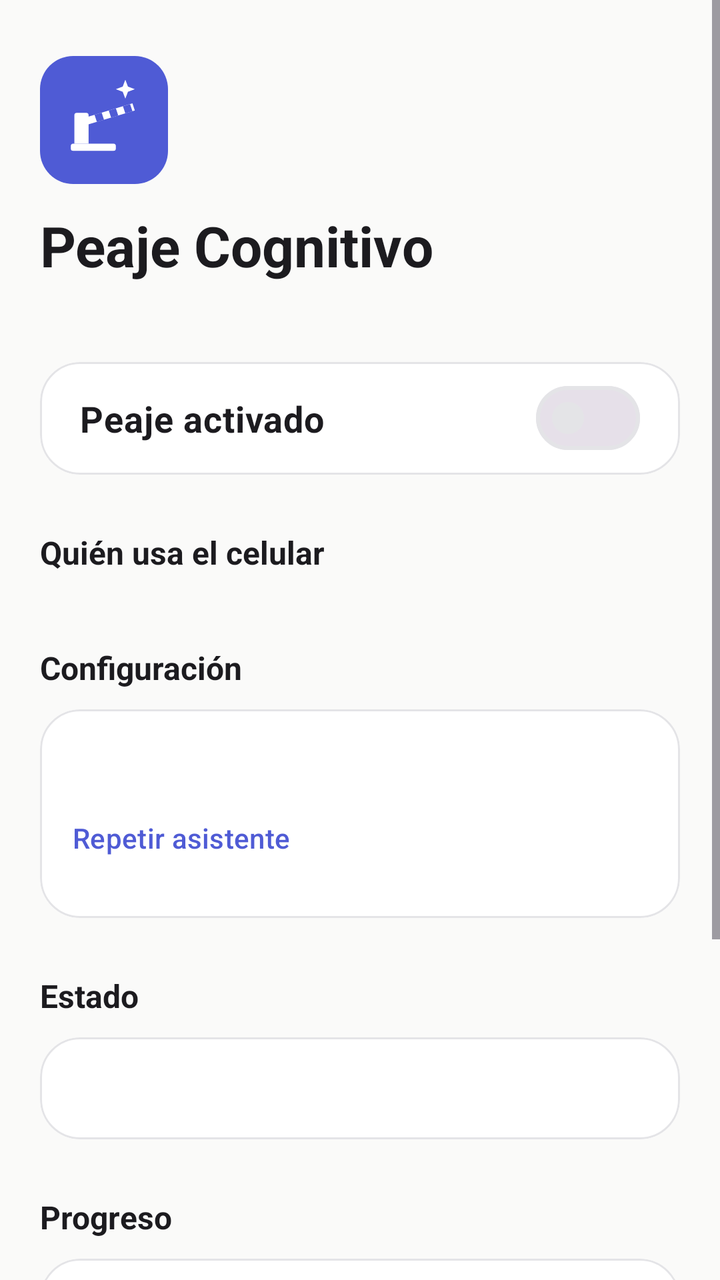
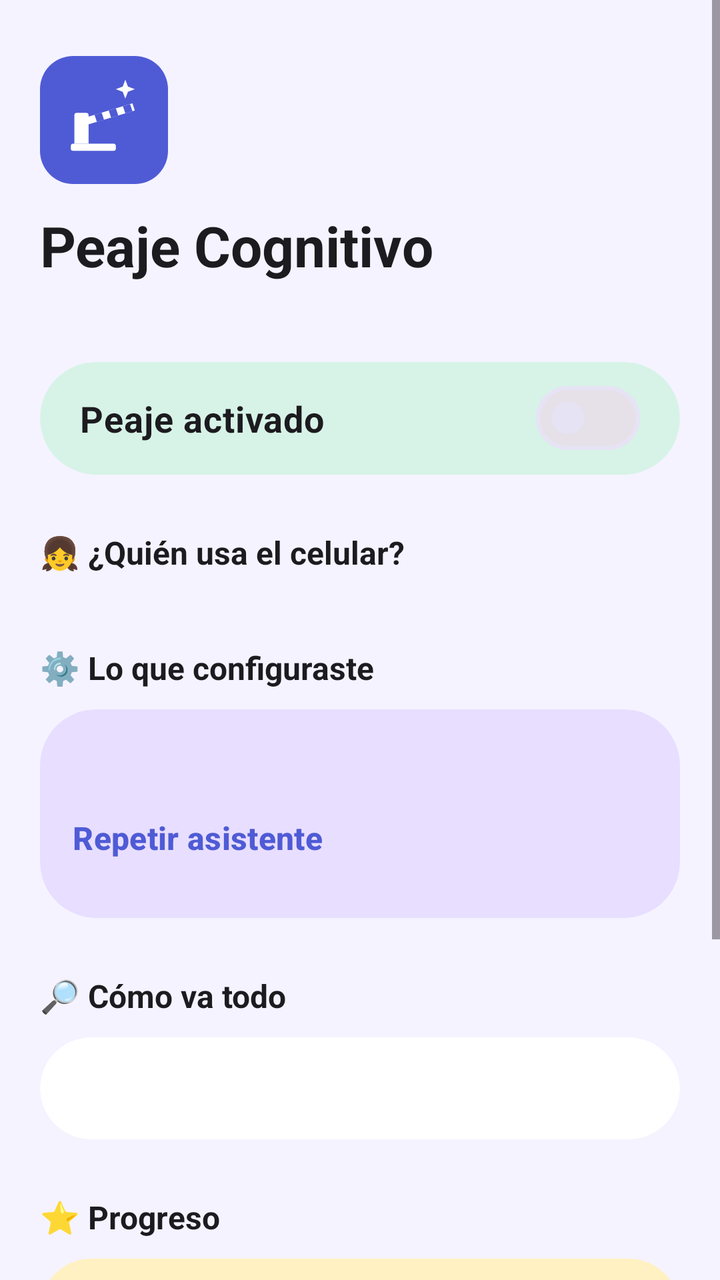

Screens rendered from an Android XML layout before and after an edit, with the pre-edit source and the edit as a unified diff.
<!-- AndroidManifest.xml: application theme Theme.PeajeCognitivo -->
<!-- res/layout/activity_main.xml -->
<?xml version="1.0" encoding="utf-8"?>
<ScrollView xmlns:android="http://schemas.android.com/apk/res/android"
    xmlns:app="http://schemas.android.com/apk/res-auto"
    android:layout_width="match_parent"
    android:layout_height="match_parent"
    android:background="@color/background"
    android:fillViewport="true">

    <LinearLayout
        android:layout_width="match_parent"
        android:layout_height="wrap_content"
        android:orientation="vertical"
        android:padding="20dp">

        
        <ImageView
            android:layout_width="64dp"
            android:layout_height="64dp"
            android:layout_marginTop="8dp"
            android:contentDescription="Logo de Peaje Cognitivo"
            android:src="@drawable/ic_logo" />

        <TextView
            android:layout_width="wrap_content"
            android:layout_height="wrap_content"
            android:layout_marginTop="12dp"
            android:text="Peaje Cognitivo"
            android:textColor="@color/text_primary"
            android:textSize="28sp"
            android:textStyle="bold" />

        <TextView
            android:id="@+id/tvVersion"
            android:layout_width="wrap_content"
            android:layout_height="wrap_content"
            android:layout_marginTop="2dp"
            android:layout_marginBottom="20dp"
            android:textColor="@color/text_hint"
            android:textSize="13sp" />

        
        <com.google.android.material.card.MaterialCardView
            style="?attr/materialCardViewOutlinedStyle"
            android:layout_width="match_parent"
            android:layout_height="wrap_content"
            app:cardBackgroundColor="@color/surface"
            app:cardCornerRadius="20dp"
            app:cardElevation="0dp"
            app:strokeColor="@color/outline"
            app:strokeWidth="1dp">

            <com.google.android.material.materialswitch.MaterialSwitch
                android:id="@+id/swActivo"
                android:layout_width="match_parent"
                android:layout_height="wrap_content"
                android:paddingHorizontal="20dp"
                android:paddingVertical="16dp"
                android:text="Peaje activado"
                android:textColor="@color/text_primary"
                android:textSize="18sp"
                android:textStyle="bold" />
        </com.google.android.material.card.MaterialCardView>

        
        <TextView
            style="@style/Text.Section"
            android:layout_width="wrap_content"
            android:layout_height="wrap_content"
            android:layout_marginTop="28dp"
            android:text="Quién usa el celular" />

        <com.google.android.material.chip.ChipGroup
            android:id="@+id/cgNinos"
            android:layout_width="match_parent"
            android:layout_height="wrap_content"
            android:layout_marginTop="8dp"
            app:selectionRequired="true"
            app:singleSelection="true" />

        
        <TextView
            style="@style/Text.Section"
            android:layout_width="wrap_content"
            android:layout_height="wrap_content"
            android:layout_marginTop="28dp"
            android:text="Configuración" />

        <com.google.android.material.card.MaterialCardView
            style="?attr/materialCardViewOutlinedStyle"
            android:layout_width="match_parent"
            android:layout_height="wrap_content"
            android:layout_marginTop="10dp"
            app:cardBackgroundColor="@color/surface"
            app:cardCornerRadius="20dp"
            app:cardElevation="0dp"
            app:strokeColor="@color/outline"
            app:strokeWidth="1dp">

            <LinearLayout
                android:layout_width="match_parent"
                android:layout_height="wrap_content"
                android:orientation="vertical"
                android:padding="16dp">

                <TextView
                    android:id="@+id/tvResumen"
                    android:layout_width="match_parent"
                    android:layout_height="wrap_content"
                    android:lineSpacingMultiplier="1.3"
                    android:textColor="@color/text_primary"
                    android:textSize="15sp" />

                <com.google.android.material.button.MaterialButton
                    android:id="@+id/btnAsistente"
                    style="@style/Widget.Material3.Button.TextButton"
                    android:layout_width="wrap_content"
                    android:layout_height="wrap_content"
                    android:layout_marginStart="-12dp"
                    android:layout_marginTop="4dp"
                    android:text="Repetir asistente" />
            </LinearLayout>
        </com.google.android.material.card.MaterialCardView>

        
        <TextView
            style="@style/Text.Section"
            android:layout_width="wrap_content"
            android:layout_height="wrap_content"
            android:layout_marginTop="28dp"
            android:text="Estado" />

        <com.google.android.material.card.MaterialCardView
            style="?attr/materialCardViewOutlinedStyle"
            android:layout_width="match_parent"
            android:layout_height="wrap_content"
            android:layout_marginTop="10dp"
            app:cardBackgroundColor="@color/surface"
            app:cardCornerRadius="20dp"
            app:cardElevation="0dp"
            app:strokeColor="@color/outline"
            app:strokeWidth="1dp">

            <TextView
                android:id="@+id/tvEstado"
                android:layout_width="match_parent"
                android:layout_height="wrap_content"
                android:lineSpacingMultiplier="1.25"
                android:padding="16dp"
                android:textColor="@color/text_secondary"
                android:textSize="14sp" />
        </com.google.android.material.card.MaterialCardView>

        
        <TextView
            style="@style/Text.Section"
            android:layout_width="wrap_content"
            android:layout_height="wrap_content"
            android:layout_marginTop="28dp"
            android:text="Progreso" />

        <com.google.android.material.card.MaterialCardView
            style="?attr/materialCardViewOutlinedStyle"
            android:layout_width="match_parent"
            android:layout_height="wrap_content"
            android:layout_marginTop="10dp"
            app:cardBackgroundColor="@color/surface"
            app:cardCornerRadius="20dp"
            app:cardElevation="0dp"
            app:strokeColor="@color/outline"
            app:strokeWidth="1dp">

            <TextView
                android:id="@+id/tvHistorial"
                android:layout_width="match_parent"
                android:layout_height="wrap_content"
                android:lineSpacingMultiplier="1.25"
                android:padding="16dp"
                android:textColor="@color/text_secondary"
                android:textSize="14sp" />
        </com.google.android.material.card.MaterialCardView>

        <com.google.android.material.button.MaterialButton
            android:id="@+id/btnBorrarHistorial"
            style="@style/Widget.Material3.Button.TextButton"
            android:layout_width="wrap_content"
            android:layout_height="wrap_content"
            android:text="Borrar progreso" />

        <com.google.android.material.button.MaterialButton
            android:id="@+id/btnTestOverlay"
            style="@style/Widget.Material3.Button.TonalButton"
            android:layout_width="match_parent"
            android:layout_height="wrap_content"
            android:layout_marginTop="16dp"
            android:minHeight="52dp"
            android:text="Probar ahora" />

        <com.google.android.material.button.MaterialButton
            android:id="@+id/btnMasAjustes"
            style="@style/Widget.Material3.Button.TextButton"
            android:layout_width="match_parent"
            android:layout_height="wrap_content"
            android:layout_marginTop="8dp"
            android:text="Más ajustes" />

        <LinearLayout
            android:id="@+id/llAvanzado"
            android:layout_width="match_parent"
            android:layout_height="wrap_content"
            android:orientation="vertical"
            android:visibility="gone">

        
        <TextView
            style="@style/Text.Section"
            android:layout_width="wrap_content"
            android:layout_height="wrap_content"
            android:layout_marginTop="28dp"
            android:text="Permisos" />

        <com.google.android.material.button.MaterialButton
            android:id="@+id/btnEnableOverlay"
            style="@style/Widget.Material3.Button.OutlinedButton"
            android:layout_width="match_parent"
            android:layout_height="wrap_content"
            android:layout_marginTop="10dp"
            android:minHeight="52dp"
            android:text="Dibujar sobre otras apps" />

        <TextView
            style="@style/Text.Caption"
            android:layout_width="match_parent"
            android:layout_height="wrap_content"
            android:layout_marginTop="8dp"
            android:lineSpacingMultiplier="1.25"
            android:text="Si Android dice &quot;A la app se le negó el acceso&quot;: como se instaló desde un archivo, el permiso se habilita en otro lado. Ajustes → Aplicaciones → Peaje Cognitivo → ⋮ (arriba a la derecha) → Permitir configuración restringida. Después volvé a tocar el permiso." />

        <com.google.android.material.button.MaterialButton
            android:id="@+id/btnUsoPermiso"
            style="@style/Widget.Material3.Button.OutlinedButton"
            android:layout_width="match_parent"
            android:layout_height="wrap_content"
            android:layout_marginTop="8dp"
            android:minHeight="52dp"
            android:text="Acceso a datos de uso" />

        
        <TextView
            style="@style/Text.Section"
            android:layout_width="wrap_content"
            android:layout_height="wrap_content"
            android:layout_marginTop="28dp"
            android:text="Apps vigiladas" />

        <com.google.android.material.chip.ChipGroup
            android:layout_width="match_parent"
            android:layout_height="wrap_content"
            android:layout_marginTop="8dp">

            <com.google.android.material.chip.Chip
                android:id="@+id/chAppYoutube"
                android:layout_width="wrap_content"
                android:layout_height="wrap_content"
                android:checkable="true"
                android:text="YouTube" />

            <com.google.android.material.chip.Chip
                android:id="@+id/chAppYoutubeKids"
                android:layout_width="wrap_content"
                android:layout_height="wrap_content"
                android:checkable="true"
                android:text="YouTube Kids" />

            <com.google.android.material.chip.Chip
                android:id="@+id/chAppTiktok"
                android:layout_width="wrap_content"
                android:layout_height="wrap_content"
                android:checkable="true"
                android:text="TikTok" />

            <com.google.android.material.chip.Chip
                android:id="@+id/chAppInstagram"
                android:layout_width="wrap_content"
                android:layout_height="wrap_content"
                android:checkable="true"
                android:text="Instagram" />
        </com.google.android.material.chip.ChipGroup>

        <TextView
            style="@style/Text.Caption"
            android:layout_width="wrap_content"
            android:layout_height="wrap_content"
            android:layout_marginTop="2dp"
            android:text="El ejercicio aparece sobre las apps marcadas." />

        
        <TextView
            style="@style/Text.Section"
            android:layout_width="wrap_content"
            android:layout_height="wrap_content"
            android:layout_marginTop="28dp"
            android:text="Tiempo entre ejercicios" />

        <LinearLayout
            android:layout_width="match_parent"
            android:layout_height="wrap_content"
            android:layout_marginTop="10dp"
            android:orientation="horizontal">

            <com.google.android.material.textfield.TextInputLayout
                style="?attr/textInputOutlinedStyle"
                android:layout_width="0dp"
                android:layout_height="wrap_content"
                android:layout_weight="1"
                android:hint="Min"
                app:boxCornerRadiusBottomEnd="16dp"
                app:boxCornerRadiusBottomStart="16dp"
                app:boxCornerRadiusTopEnd="16dp"
                app:boxCornerRadiusTopStart="16dp">

                <com.google.android.material.textfield.TextInputEditText
                    android:id="@+id/etMinutes"
                    android:layout_width="match_parent"
                    android:layout_height="wrap_content"
                    android:importantForAutofill="no"
                    android:inputType="number"
                    android:maxLength="3" />
            </com.google.android.material.textfield.TextInputLayout>

            <com.google.android.material.textfield.TextInputLayout
                style="?attr/textInputOutlinedStyle"
                android:layout_width="0dp"
                android:layout_height="wrap_content"
                android:layout_marginStart="8dp"
                android:layout_weight="1"
                android:hint="Seg"
                app:boxCornerRadiusBottomEnd="16dp"
                app:boxCornerRadiusBottomStart="16dp"
                app:boxCornerRadiusTopEnd="16dp"
                app:boxCornerRadiusTopStart="16dp">

                <com.google.android.material.textfield.TextInputEditText
                    android:id="@+id/etSeconds"
                    android:layout_width="match_parent"
                    android:layout_height="wrap_content"
                    android:importantForAutofill="no"
                    android:inputType="number"
                    android:maxLength="2" />
            </com.google.android.material.textfield.TextInputLayout>

            <com.google.android.material.textfield.TextInputLayout
                style="?attr/textInputOutlinedStyle"
                android:layout_width="0dp"
                android:layout_height="wrap_content"
                android:layout_marginStart="8dp"
                android:layout_weight="1.4"
                android:hint="Seguidos"
                app:boxCornerRadiusBottomEnd="16dp"
                app:boxCornerRadiusBottomStart="16dp"
                app:boxCornerRadiusTopEnd="16dp"
                app:boxCornerRadiusTopStart="16dp">

                <com.google.android.material.textfield.TextInputEditText
                    android:id="@+id/etSerie"
                    android:layout_width="match_parent"
                    android:layout_height="wrap_content"
                    android:importantForAutofill="no"
                    android:inputType="number"
                    android:maxLength="2" />
            </com.google.android.material.textfield.TextInputLayout>
        </LinearLayout>

        <com.google.android.material.button.MaterialButton
            android:id="@+id/btnSaveInterval"
            android:layout_width="match_parent"
            android:layout_height="wrap_content"
            android:layout_marginTop="4dp"
            android:minHeight="52dp"
            android:text="Guardar" />

        <TextView
            android:id="@+id/tvIntervalCurrent"
            style="@style/Text.Caption"
            android:layout_width="wrap_content"
            android:layout_height="wrap_content"
            android:layout_marginTop="8dp" />

        <com.google.android.material.materialswitch.MaterialSwitch
            android:id="@+id/swSoloReproduciendo"
            android:layout_width="match_parent"
            android:layout_height="wrap_content"
            android:layout_marginTop="8dp"
            android:text="Contar solo mientras suena audio"
            android:textColor="@color/text_primary"
            android:textSize="15sp" />

        
        <TextView
            style="@style/Text.Section"
            android:layout_width="wrap_content"
            android:layout_height="wrap_content"
            android:layout_marginTop="28dp"
            android:text="Tipos de ejercicio" />

        <com.google.android.material.chip.ChipGroup
            android:layout_width="match_parent"
            android:layout_height="wrap_content"
            android:layout_marginTop="8dp">

            <com.google.android.material.chip.Chip
                android:id="@+id/cbSuma"
                android:layout_width="wrap_content"
                android:layout_height="wrap_content"
                android:checkable="true"
                android:text="Sumas" />

            <com.google.android.material.chip.Chip
                android:id="@+id/cbResta"
                android:layout_width="wrap_content"
                android:layout_height="wrap_content"
                android:checkable="true"
                android:text="Restas" />

            <com.google.android.material.chip.Chip
                android:id="@+id/cbContar"
                android:layout_width="wrap_content"
                android:layout_height="wrap_content"
                android:checkable="true"
                android:text="Contar" />
        </com.google.android.material.chip.ChipGroup>

        
        <com.google.android.material.chip.ChipGroup
            android:id="@+id/cgModulos"
            android:layout_width="match_parent"
            android:layout_height="wrap_content" />

        <TextView
            style="@style/Text.Caption"
            android:layout_width="wrap_content"
            android:layout_height="wrap_content"
            android:layout_marginTop="4dp"
            android:text="Si elegís varios, salen mezclados." />

        
        <TextView
            style="@style/Text.Section"
            android:layout_width="wrap_content"
            android:layout_height="wrap_content"
            android:layout_marginTop="28dp"
            android:text="Dificultad" />

        <com.google.android.material.chip.ChipGroup
            android:id="@+id/cgNivel"
            android:layout_width="match_parent"
            android:layout_height="wrap_content"
            android:layout_marginTop="8dp"
            app:selectionRequired="true"
            app:singleSelection="true">

            <com.google.android.material.chip.Chip
                android:id="@+id/chNivel1"
                android:layout_width="wrap_content"
                android:layout_height="wrap_content"
                android:checkable="true"
                android:text="Fácil" />

            <com.google.android.material.chip.Chip
                android:id="@+id/chNivel2"
                android:layout_width="wrap_content"
                android:layout_height="wrap_content"
                android:checkable="true"
                android:text="Medio" />

            <com.google.android.material.chip.Chip
                android:id="@+id/chNivel3"
                android:layout_width="wrap_content"
                android:layout_height="wrap_content"
                android:checkable="true"
                android:text="Difícil" />
        </com.google.android.material.chip.ChipGroup>

        
        <com.google.android.material.chip.Chip
            android:id="@+id/cbVoz"
            android:layout_width="wrap_content"
            android:layout_height="wrap_content"
            android:layout_marginTop="12dp"
            android:checkable="true"
            android:text="Leer en voz alta" />

        <com.google.android.material.button.MaterialButton
            android:id="@+id/btnQuitarNino"
            style="@style/Widget.Material3.Button.TextButton"
            android:layout_width="wrap_content"
            android:layout_height="wrap_content"
            android:layout_marginTop="16dp"
            android:text="Quitar este niño" />

        
        <com.google.android.material.button.MaterialButton
            android:id="@+id/btnPin"
            style="@style/Widget.Material3.Button.OutlinedButton"
            android:layout_width="match_parent"
            android:layout_height="wrap_content"
            android:layout_marginTop="24dp"
            android:minHeight="52dp"
            android:text="Cambiar PIN de padres" />

        <com.google.android.material.button.MaterialButton
            android:id="@+id/btnModulos"
            style="@style/Widget.Material3.Button.OutlinedButton"
            android:layout_width="match_parent"
            android:layout_height="wrap_content"
            android:layout_marginTop="8dp"
            android:minHeight="52dp"
            android:text="Importar módulos" />

        <com.google.android.material.button.MaterialButton
            android:id="@+id/btnVerRegistro"
            style="@style/Widget.Material3.Button.TextButton"
            android:layout_width="wrap_content"
            android:layout_height="wrap_content"
            android:text="Ver registro (diagnóstico)" />

        <TextView
            style="@style/Text.Caption"
            android:layout_width="match_parent"
            android:layout_height="wrap_content"
            android:layout_marginTop="20dp"
            android:layout_marginBottom="16dp"
            android:lineSpacingMultiplier="1.3"
            android:text="1. Dar los dos permisos\n2. Elegir tiempo y tipos de ejercicio\n3. Abrir YouTube: el ejercicio aparece pasado el tiempo elegido" />

        </LinearLayout>

    </LinearLayout>
</ScrollView>
<!-- resources referenced by this layout -->
<resources>
  <color name="background">#FFFAFAF9</color>
  <color name="outline">#FFE4E4E7</color>
  <color name="surface">#FFFFFFFF</color>
  <color name="text_hint">#FF9A9AA5</color>
  <color name="text_primary">#FF1C1B1F</color>
  <color name="text_secondary">#FF6B6B76</color>
  <style name="Text.Caption" parent="">
          <item name="android:textColor">@color/text_secondary</item>
          <item name="android:textSize">13sp</item>
      </style>
  <style name="Text.Section" parent="">
          <item name="android:textColor">@color/text_primary</item>
          <item name="android:textSize">16sp</item>
          <item name="android:textStyle">bold</item>
      </style>
  <style name="Theme.PeajeCognitivo" parent="Theme.Material3.Light.NoActionBar">
          <item name="colorPrimary">@color/accent</item>
          <item name="colorOnPrimary">@color/white</item>
          <item name="colorPrimaryContainer">@color/accent_container</item>
          <item name="colorOnPrimaryContainer">@color/accent_on_container</item>
          <item name="colorSecondaryContainer">@color/accent_container</item>
          <item name="colorOnSecondaryContainer">@color/accent_on_container</item>
          <item name="colorSurface">@color/surface</item>
          <item name="colorOutline">@color/outline</item>
          <item name="android:colorBackground">@color/background</item>
          <item name="android:statusBarColor">@color/background</item>
          <item name="android:navigationBarColor">@color/background</item>
          <item name="android:windowLightStatusBar">true</item>
          <item name="chipStyle">@style/Widget.Peaje.Chip</item>
      </style>
  <color name="accent">#FF4F5BD5</color>
  <color name="white">#FFFFFFFF</color>
  <color name="accent_container">#FFE6E8FA</color>
  <color name="accent_on_container">#FF2A2F73</color>
  <style name="Widget.Peaje.Chip" parent="Widget.Material3.Chip.Filter">
          <item name="shapeAppearanceOverlay">@style/ShapeAppearance.Peaje.Pill</item>
          <item name="chipMinHeight">40dp</item>
          <item name="chipStrokeColor">@color/outline</item>
          <item name="closeIcon">@drawable/ic_close</item>
      </style>
  <style name="ShapeAppearance.Peaje.Pill" parent="">
          <item name="cornerFamily">rounded</item>
          <item name="cornerSize">50%</item>
      </style>
  <!-- unchanged entries left out for length: 3 -->
</resources>

<!-- the commit's change to res/layout/activity_main.xml (unified diff, before → after) -->
@@ -40,14 +40,14 @@
 
         
         <com.google.android.material.card.MaterialCardView
-            style="?attr/materialCardViewOutlinedStyle"
-            android:layout_width="match_parent"
-            android:layout_height="wrap_content"
-            app:cardBackgroundColor="@color/surface"
-            app:cardCornerRadius="20dp"
+            style="@style/Widget.Peaje.Card"
+            android:layout_width="match_parent"
+            android:layout_height="wrap_content"
+            app:cardBackgroundColor="@color/pastel_mint"
+            app:cardCornerRadius="28dp"
             app:cardElevation="0dp"
             app:strokeColor="@color/outline"
-            app:strokeWidth="1dp">
+            app:strokeWidth="0dp">
 
             <com.google.android.material.materialswitch.MaterialSwitch
                 android:id="@+id/swActivo"
@@ -67,7 +67,7 @@
             android:layout_width="wrap_content"
             android:layout_height="wrap_content"
             android:layout_marginTop="28dp"
-            android:text="Quién usa el celular" />
+            android:text="👧 ¿Quién usa el celular?" />
 
         <com.google.android.material.chip.ChipGroup
             android:id="@+id/cgNinos"
@@ -83,18 +83,18 @@
             android:layout_width="wrap_content"
             android:layout_height="wrap_content"
             android:layout_marginTop="28dp"
-            android:text="Configuración" />
+            android:text="⚙️ Lo que configuraste" />
 
         <com.google.android.material.card.MaterialCardView
-            style="?attr/materialCardViewOutlinedStyle"
+            style="@style/Widget.Peaje.Card"
             android:layout_width="match_parent"
             android:layout_height="wrap_content"
             android:layout_marginTop="10dp"
-            app:cardBackgroundColor="@color/surface"
-            app:cardCornerRadius="20dp"
+            app:cardBackgroundColor="@color/pastel_lilac"
+            app:cardCornerRadius="28dp"
             app:cardElevation="0dp"
             app:strokeColor="@color/outline"
-            app:strokeWidth="1dp">
+            app:strokeWidth="0dp">
 
             <LinearLayout
                 android:layout_width="match_parent"
@@ -127,18 +127,18 @@
             android:layout_width="wrap_content"
             android:layout_height="wrap_content"
             android:layout_marginTop="28dp"
-            android:text="Estado" />
+            android:text="🔎 Cómo va todo" />
 
         <com.google.android.material.card.MaterialCardView
-            style="?attr/materialCardViewOutlinedStyle"
+            style="@style/Widget.Peaje.Card"
             android:layout_width="match_parent"
             android:layout_height="wrap_content"
             android:layout_marginTop="10dp"
             app:cardBackgroundColor="@color/surface"
-            app:cardCornerRadius="20dp"
+            app:cardCornerRadius="28dp"
             app:cardElevation="0dp"
             app:strokeColor="@color/outline"
-            app:strokeWidth="1dp">
+            app:strokeWidth="0dp">
 
             <TextView
                 android:id="@+id/tvEstado"
@@ -156,18 +156,18 @@
             android:layout_width="wrap_content"
             android:layout_height="wrap_content"
             android:layout_marginTop="28dp"
-            android:text="Progreso" />
+            android:text="⭐ Progreso" />
 
         <com.google.android.material.card.MaterialCardView
-            style="?attr/materialCardViewOutlinedStyle"
+            style="@style/Widget.Peaje.Card"
             android:layout_width="match_parent"
             android:layout_height="wrap_content"
             android:layout_marginTop="10dp"
-            app:cardBackgroundColor="@color/surface"
-            app:cardCornerRadius="20dp"
+            app:cardBackgroundColor="@color/pastel_butter"
+            app:cardCornerRadius="28dp"
             app:cardElevation="0dp"
             app:strokeColor="@color/outline"
-            app:strokeWidth="1dp">
+            app:strokeWidth="0dp">
 
             <TextView
                 android:id="@+id/tvHistorial"
@@ -188,12 +188,12 @@
 
         <com.google.android.material.button.MaterialButton
             android:id="@+id/btnTestOverlay"
-            style="@style/Widget.Material3.Button.TonalButton"
+            style="@style/Widget.Peaje.Button"
             android:layout_width="match_parent"
             android:layout_height="wrap_content"
             android:layout_marginTop="16dp"
             android:minHeight="52dp"
-            android:text="Probar ahora" />
+            android:text="Probar ahora 🚀" />
 
         <com.google.android.material.button.MaterialButton
             android:id="@+id/btnMasAjustes"
@@ -220,7 +220,7 @@
 
         <com.google.android.material.button.MaterialButton
             android:id="@+id/btnEnableOverlay"
-            style="@style/Widget.Material3.Button.OutlinedButton"
+            style="@style/Widget.Peaje.Button.Soft"
             android:layout_width="match_parent"
             android:layout_height="wrap_content"
             android:layout_marginTop="10dp"
@@ -237,7 +237,7 @@
 
         <com.google.android.material.button.MaterialButton
             android:id="@+id/btnUsoPermiso"
-            style="@style/Widget.Material3.Button.OutlinedButton"
+            style="@style/Widget.Peaje.Button.Soft"
             android:layout_width="match_parent"
             android:layout_height="wrap_content"
             android:layout_marginTop="8dp"
@@ -500,7 +500,7 @@
         
         <com.google.android.material.button.MaterialButton
             android:id="@+id/btnPin"
-            style="@style/Widget.Material3.Button.OutlinedButton"
+            style="@style/Widget.Peaje.Button.Soft"
             android:layout_width="match_parent"
             android:layout_height="wrap_content"
             android:layout_marginTop="24dp"
@@ -509,7 +509,7 @@
 
         <com.google.android.material.button.MaterialButton
             android:id="@+id/btnModulos"
-            style="@style/Widget.Material3.Button.OutlinedButton"
+            style="@style/Widget.Peaje.Button.Soft"
             android:layout_width="match_parent"
             android:layout_height="wrap_content"
             android:layout_marginTop="8dp"
<!-- resource entries referenced after the edit -->
@@ -1,7 +1,10 @@
 <!-- resources referenced by this layout -->
 <resources>
-  <color name="background">#FFFAFAF9</color>
-  <color name="outline">#FFE4E4E7</color>
+  <color name="background">#FFF5F3FF</color>
+  <color name="outline">#FFE6E3F5</color>
+  <color name="pastel_butter">#FFFFF1C2</color>
+  <color name="pastel_lilac">#FFE8DEFF</color>
+  <color name="pastel_mint">#FFD7F3E7</color>
   <color name="surface">#FFFFFFFF</color>
   <color name="text_hint">#FF9A9AA5</color>
   <color name="text_primary">#FF1C1B1F</color>
@@ -14,6 +17,28 @@
           <item name="android:textColor">@color/text_primary</item>
           <item name="android:textSize">16sp</item>
           <item name="android:textStyle">bold</item>
+      </style>
+  <style name="Widget.Peaje.Button" parent="Widget.Material3.Button">
+          <item name="shapeAppearanceOverlay">@style/ShapeAppearance.Peaje.Pill</item>
+          <item name="android:minHeight">56dp</item>
+          <item name="android:textSize">16sp</item>
+          <item name="android:textStyle">bold</item>
+          <item name="android:textAllCaps">false</item>
+      </style>
+  <style name="Widget.Peaje.Button.Soft" parent="Widget.Material3.Button.TonalButton">
+          <item name="shapeAppearanceOverlay">@style/ShapeAppearance.Peaje.Pill</item>
+          <item name="android:minHeight">52dp</item>
+          <item name="android:textSize">15sp</item>
+          <item name="android:textStyle">bold</item>
+          <item name="android:textAllCaps">false</item>
+          <item name="backgroundTint">@color/accent_container</item>
+          <item name="android:textColor">@color/accent_on_container</item>
+      </style>
+  <style name="Widget.Peaje.Card" parent="Widget.Material3.CardView.Filled">
+          <item name="cardBackgroundColor">@color/surface</item>
+          <item name="cardCornerRadius">28dp</item>
+          <item name="cardElevation">0dp</item>
+          <item name="strokeWidth">0dp</item>
       </style>
   <style name="Theme.PeajeCognitivo" parent="Theme.Material3.Light.NoActionBar">
           <item name="colorPrimary">@color/accent</item>
@@ -29,15 +54,20 @@
           <item name="android:navigationBarColor">@color/background</item>
           <item name="android:windowLightStatusBar">true</item>
           <item name="chipStyle">@style/Widget.Peaje.Chip</item>
+          <item name="materialButtonStyle">@style/Widget.Peaje.Button</item>
       </style>
   <color name="accent">#FF4F5BD5</color>
   <color name="white">#FFFFFFFF</color>
-  <color name="accent_container">#FFE6E8FA</color>
+  <color name="accent_container">#FFE3E5FB</color>
   <color name="accent_on_container">#FF2A2F73</color>
   <style name="Widget.Peaje.Chip" parent="Widget.Material3.Chip.Filter">
           <item name="shapeAppearanceOverlay">@style/ShapeAppearance.Peaje.Pill</item>
-          <item name="chipMinHeight">40dp</item>
-          <item name="chipStrokeColor">@color/outline</item>
+          <item name="chipMinHeight">46dp</item>
+          <item name="chipStrokeWidth">0dp</item>
+          <item name="chipBackgroundColor">@color/chip_bg</item>
+          <item name="android:textColor">@color/chip_text</item>
+          <item name="android:textSize">15sp</item>
+          <item name="checkedIconTint">@color/white</item>
           <item name="closeIcon">@drawable/ic_close</item>
       </style>
   <style name="ShapeAppearance.Peaje.Pill" parent="">
